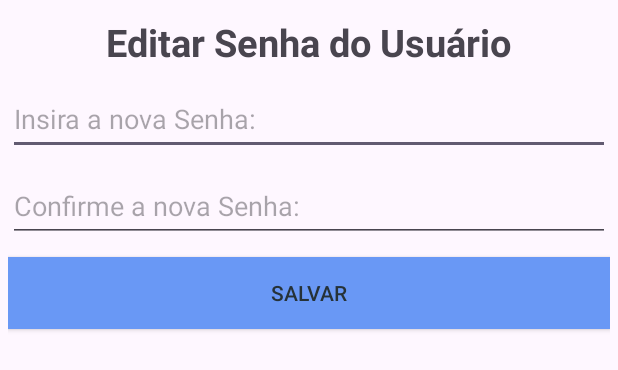
After one commit to DEVZANDONA/DoseDaily, an Android app: the layout custom_edit_dialog_senha.xml on its own in the app's theme, with its tools: preview values and no code run, on a phone screen of 412 x 824 dp. The commit adds this screen. Shown: the top 370 px of the screen. Run offline under Robolectric (Android 15) with nearby library versions, the phone set to English and light mode, and no system bars.

Commit message:
Back-End semiFinalizado

```diff
--- /dev/null
+++ b/app/src/main/res/layout/custom_edit_dialog_senha.xml
@@ -0,0 +1,46 @@
+<?xml version="1.0" encoding="utf-8"?>
+<LinearLayout xmlns:android="http://schemas.android.com/apk/res/android"
+    android:layout_width="match_parent"
+    android:layout_height="match_parent"
+    android:orientation="vertical"
+    android:padding="5dp">
+
+    <TextView
+        android:id="@+id/textView"
+        android:layout_width="wrap_content"
+        android:layout_height="wrap_content"
+        android:layout_gravity="center"
+        android:layout_marginTop="5dp"
+        android:text="Editar Senha do Usuário"
+        android:textSize="25sp"
+        android:textStyle="bold" />
+
+    <EditText
+        android:id="@+id/edit_senha"
+        android:layout_width="match_parent"
+        android:layout_height="wrap_content"
+        android:layout_marginTop="10dp"
+        android:ems="10"
+        android:hint="Insira a nova Senha:"
+        android:inputType="textEmailAddress"
+        android:minHeight="48dp" />
+    <EditText
+        android:id="@+id/edit_confirmacao"
+        android:layout_width="match_parent"
+        android:layout_height="wrap_content"
+        android:layout_marginTop="10dp"
+        android:ems="10"
+        android:hint="Confirme a nova Senha:"
+        android:inputType="textEmailAddress"
+        android:minHeight="48dp" />
+
+
+    <androidx.appcompat.widget.AppCompatButton
+        android:id="@+id/salvar_senha_button"
+        android:layout_width="match_parent"
+        android:layout_height="wrap_content"
+        android:layout_marginTop="10dp"
+        android:background="@color/azul2"
+        android:text="Salvar"
+        android:textColor="#263238" />
+</LinearLayout>
```
Also changed, not shown: app/src/main/java/com/tcc/DoseDaily/System_UI/ProfileActivity.java (+106 -2 lines), app/src/main/res/layout/custom_edit_dialog_email.xml (added, +37 -0 lines).
